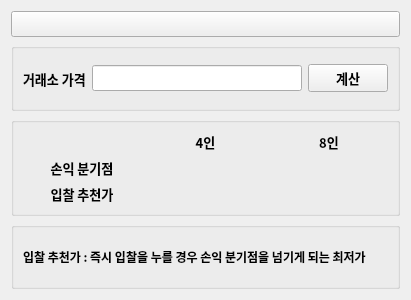
Wseop/Qt_LoaTools, file AuctionCalc/auctioncalc.ui: the form before one commit.
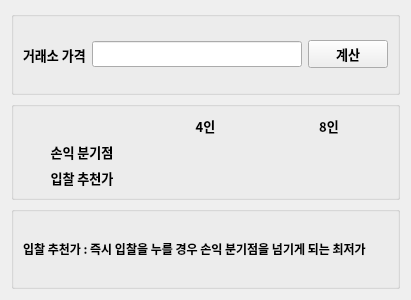
The form after the commit.

```diff
--- a/AuctionCalc/auctioncalc.ui
+++ b/AuctionCalc/auctioncalc.ui
@@ -17,23 +17,6 @@
    <bool>true</bool>
   </property>
   <layout class="QVBoxLayout" name="verticalLayout_2">
-   <item>
-    <widget class="QPushButton" name="pbHome">
-     <property name="enabled">
-      <bool>true</bool>
-     </property>
-     <property name="font">
-      <font>
-       <family>나눔스퀘어_ac Bold</family>
-       <pointsize>10</pointsize>
-       <bold>true</bold>
-      </font>
-     </property>
-     <property name="text">
-      <string/>
-     </property>
-    </widget>
-   </item>
    <item>
     <widget class="QGroupBox" name="groupBoxPrice">
      <property name="enabled">
```
